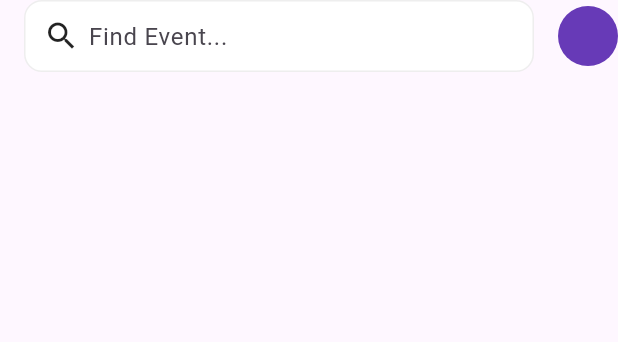
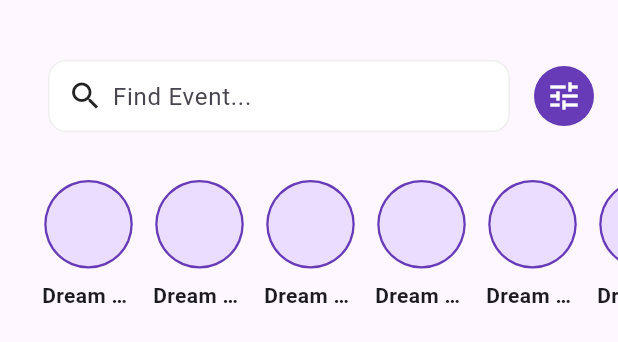
Before and after one commit to JAICHANGPARK/flutter_notebook_chapter_44, a Flutter app: the EventsAppBookingsPage widget shown alone on an empty page, opened directly, on a phone screen of 412 x 824 dp. Shown: the top 342 px of the screen. Run offline on Flutter 3.47's test engine with Material 3 defaults, Android fonts, the phone set to English and light mode, and no system bars; our stand-ins replace hugeicons; network calls fail.

Commit message:
Update events_app_bookings_page.dart

```diff
--- a/lib/ep2201_events_app/ui/events_app_bookings_page.dart
+++ b/lib/ep2201_events_app/ui/events_app_bookings_page.dart
@@ -11,10 +11,15 @@ class _EventsAppBookingsPageState extends State<EventsAppBookingsPage> {
   @override
   Widget build(BuildContext context) {
     return SafeArea(
+      child: Padding(
+        padding: const EdgeInsets.only(top: 24),
         child: Column(
+          spacing: 16,
           crossAxisAlignment: CrossAxisAlignment.start,
           children: [
-          Row(
+            Padding(
+              padding: const EdgeInsets.all(16.0),
+              child: Row(
                 children: [
                   Expanded(
                     child: Container(
@@ -42,10 +47,53 @@ class _EventsAppBookingsPageState extends State<EventsAppBookingsPage> {
                       ),
                     ),
                   ),
-              CircleAvatar(backgroundColor: Colors.deepPurple),
+                  CircleAvatar(
+                    backgroundColor: Colors.deepPurple,
+                    foregroundColor: Colors.white,
+                    child: Icon(Icons.tune),
+                  ),
                 ],
               ),
+            ),
+            Container(
+              height: 100,
+              padding: EdgeInsets.only(left: 16),
+              child: ListView.builder(
+                scrollDirection: Axis.horizontal,
+                itemCount: 10,
+                itemBuilder: (context, index) {
+                  return Padding(
+                    padding: const EdgeInsets.only(left: 12),
+                    child: SizedBox(
+                      width: 62,
+                      child: Column(
+                        spacing: 8,
+                        children: [
+                          Container(
+                            decoration: BoxDecoration(
+                              shape: BoxShape.circle,
+                              color: Colors.deepPurple,
+                            ),
+                            padding: EdgeInsets.all(1.5),
+                            child: CircleAvatar(radius: 28),
+                          ),
+                          Text(
+                            "Dream Walker",
+                            maxLines: 1,
+                            overflow: TextOverflow.ellipsis,
+                            style: TextStyle(
+                              fontWeight: FontWeight.bold,
+                            ),
+                          ),
                         ],
+                      ),
+                    ),
+                  );
+                },
+              ),
+            ),
+          ],
+        ),
       ),
     );
   }
```
Lines whose indentation alone changed are shown as unchanged.
